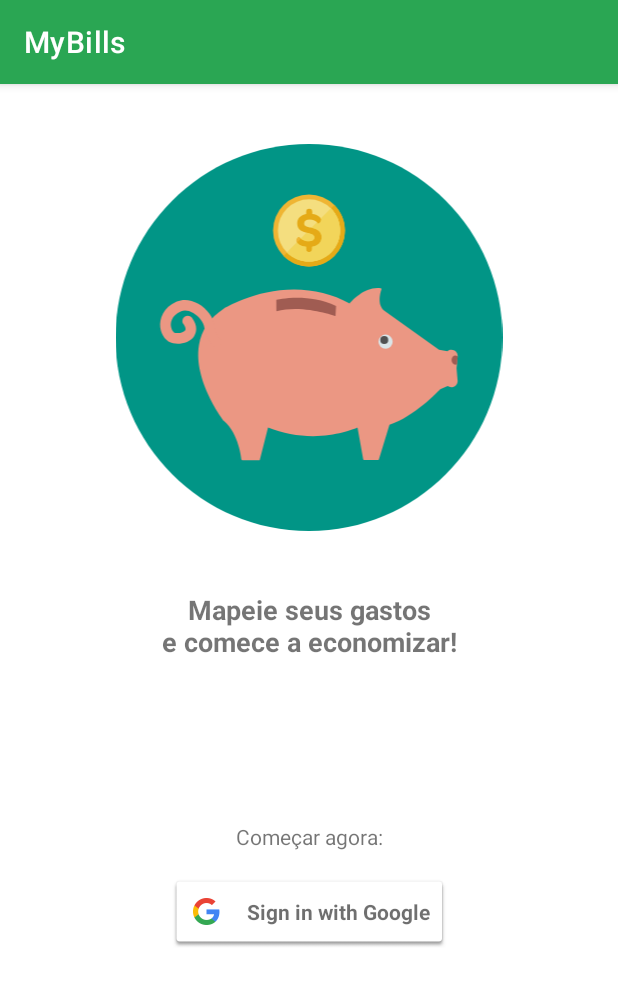
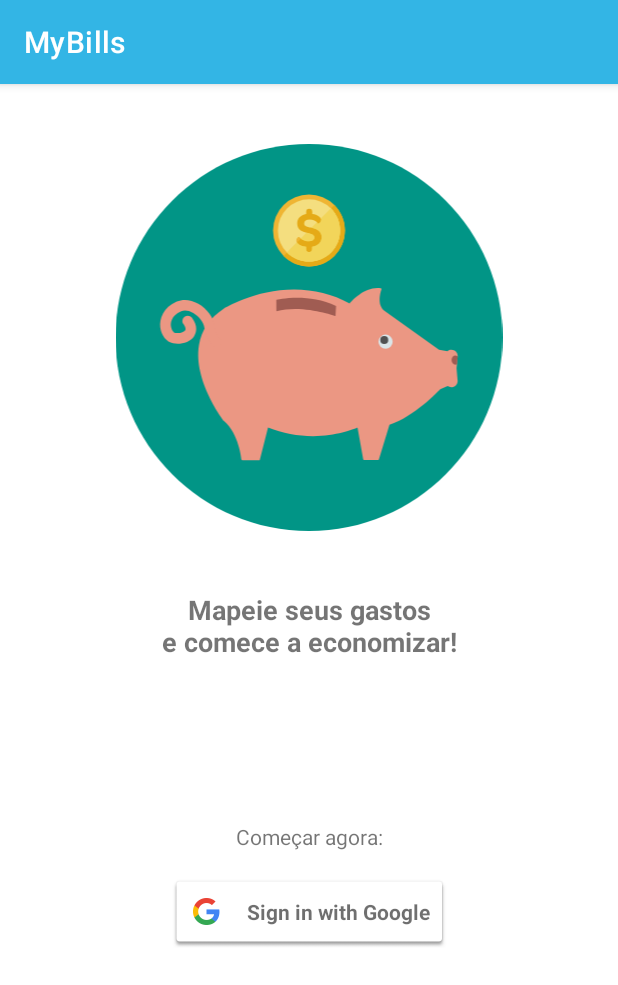
Before and after one commit to JuuhC/MyBills, an Android app: the screen it shows after launch (LoginActivity), on a phone screen of 412 x 824 dp. Shown: the top 985 px of the screen. Run offline under Robolectric (Android 15) with nearby library versions, the phone set to English and light mode, and no system bars; our stand-ins replace Firebase (no records; nobody signed in at launch, a user with empty details on screens opened directly), data binding.

Commit message:
Alterado tema do app para azul
porque verde estava estranho

```diff
--- a/app/src/main/res/drawable/ic_female_wallet.xml
+++ b/app/src/main/res/drawable/ic_female_wallet.xml
@@ -1,23 +1,23 @@
 <!--  Credits for https://roundicons.com/  -->
 <vector android:height="24dp" android:viewportHeight="496.2"
     android:viewportWidth="496.2" android:width="24dp" xmlns:android="http://schemas.android.com/apk/res/android">
-    <path android:fillColor="@color/dark_green" android:pathData="M496.2,248.1C496.2,111.1 385.1,0 248.1,0S0,111.1 0,248.1s111.1,248.1 248.1,248.1S496.2,385.1 496.2,248.1z"/>
-    <path android:fillColor="@color/light_yellow" android:pathData="M126.4,244.2l-19.2,-4.1c7.6,-13.4 2.1,-56.2 -0.4,-65.2l-0.3,-1l-0.1,-1.1c-0.6,-7.2 1.9,-14.3 6.8,-19.6s11.8,-8.3 19,-8.3h232c7.2,0 14.1,3 19,8.3s7.3,12.4 6.8,19.6l-0.1,1.1l-0.3,1c-3.7,13.4 -7.1,53.3 -0.4,65.2l-19.2,4.1c-12.5,-22.1 -4.2,-65.4 -2,-73.9c-0.1,-0.8 -0.4,-1.5 -1,-2.1c-0.7,-0.8 -1.7,-1.2 -2.7,-1.2H132.1c-1,0 -2,0.4 -2.7,1.2c-0.5,0.6 -0.9,1.3 -1,2.1C130.6,178.8 138.9,222.1 126.4,244.2z"/>
+    <path android:fillColor="@android:color/holo_blue_light" android:pathData="M496.2,248.1C496.2,111.1 385.1,0 248.1,0S0,111.1 0,248.1s111.1,248.1 248.1,248.1S496.2,385.1 496.2,248.1z"/>
+    <path android:fillColor="@color/salmon" android:pathData="M126.4,244.2l-19.2,-4.1c7.6,-13.4 2.1,-56.2 -0.4,-65.2l-0.3,-1l-0.1,-1.1c-0.6,-7.2 1.9,-14.3 6.8,-19.6s11.8,-8.3 19,-8.3h232c7.2,0 14.1,3 19,8.3s7.3,12.4 6.8,19.6l-0.1,1.1l-0.3,1c-3.7,13.4 -7.1,53.3 -0.4,65.2l-19.2,4.1c-12.5,-22.1 -4.2,-65.4 -2,-73.9c-0.1,-0.8 -0.4,-1.5 -1,-2.1c-0.7,-0.8 -1.7,-1.2 -2.7,-1.2H132.1c-1,0 -2,0.4 -2.7,1.2c-0.5,0.6 -0.9,1.3 -1,2.1C130.6,178.8 138.9,222.1 126.4,244.2z"/>
     <path android:fillColor="#FFFFFF" android:pathData="M416.6,284.1c-5.3,-23.8 -18.5,-29.6 -30.6,-49.1c-12.1,-19.6 -12.9,-56.9 -12.9,-56.9c0.3,-3.9 -1,-7.8 -3.7,-10.7s-6.4,-4.5 -10.4,-4.5H137.2c-3.9,0 -7.7,1.6 -10.4,4.5c-2.7,2.9 -4,6.8 -3.7,10.7c0,0 -0.8,37.3 -12.9,56.8c-12.1,19.6 -25.3,25.4 -30.6,49.2c-4.1,18.6 0.5,43.8 14.8,57.5c14.2,13.7 37.9,24.2 153.2,24.3l0,0c0.2,0 0.3,0 0.5,0c0.2,0 0.3,0 0.5,0l0,0c115.3,-0.1 139,-10.6 153.2,-24.3C416.1,327.9 420.7,302.6 416.6,284.1z"/>
-    <path android:fillColor="#FDBDD4" android:pathData="M147.2,261.9m-14.8,0a14.8,14.8 0,1 1,29.6 0a14.8,14.8 0,1 1,-29.6 0"/>
-    <path android:fillColor="#A7E2FF" android:pathData="M214.5,261.9m-14.8,0a14.8,14.8 0,1 1,29.6 0a14.8,14.8 0,1 1,-29.6 0"/>
-    <path android:fillColor="#A7E2FF" android:pathData="M281.7,261.9m-14.8,0a14.8,14.8 0,1 1,29.6 0a14.8,14.8 0,1 1,-29.6 0"/>
-    <path android:fillColor="#FDBDD4" android:pathData="M349,261.9m-14.8,0a14.8,14.8 0,1 1,29.6 0a14.8,14.8 0,1 1,-29.6 0"/>
-    <path android:fillColor="#A7E2FF" android:pathData="M113.5,305.8m-14.8,0a14.8,14.8 0,1 1,29.6 0a14.8,14.8 0,1 1,-29.6 0"/>
-    <path android:fillColor="#FDBDD4" android:pathData="M180.8,305.8m-14.8,0a14.8,14.8 0,1 1,29.6 0a14.8,14.8 0,1 1,-29.6 0"/>
-    <path android:fillColor="#A7E2FF" android:pathData="M248.1,305.8m-14.8,0a14.8,14.8 0,1 1,29.6 0a14.8,14.8 0,1 1,-29.6 0"/>
-    <path android:fillColor="#FDBDD4" android:pathData="M315.4,305.8m-14.8,0a14.8,14.8 0,1 1,29.6 0a14.8,14.8 0,1 1,-29.6 0"/>
-    <path android:fillColor="#A7E2FF" android:pathData="M382.7,305.8m-14.8,0a14.8,14.8 0,1 1,29.6 0a14.8,14.8 0,1 1,-29.6 0"/>
-    <path android:fillColor="#FDBDD4" android:pathData="M180.8,220.8m-14.8,0a14.8,14.8 0,1 1,29.6 0a14.8,14.8 0,1 1,-29.6 0"/>
-    <path android:fillColor="#A7E2FF" android:pathData="M248.1,220.8m-14.8,0a14.8,14.8 0,1 1,29.6 0a14.8,14.8 0,1 1,-29.6 0"/>
-    <path android:fillColor="#FDBDD4" android:pathData="M315.4,220.8m-14.8,0a14.8,14.8 0,1 1,29.6 0a14.8,14.8 0,1 1,-29.6 0"/>
-    <path android:fillColor="@color/light_yellow" android:pathData="M238.6,161.4c-2.4,0 -4.6,-1.4 -5.6,-3.7L217.5,121c-1.3,-3.1 0.1,-6.7 3.3,-8c3.1,-1.3 6.7,0.1 8,3.2l15.5,36.7c1.3,3.1 -0.1,6.7 -3.3,8C240.2,161.2 239.4,161.4 238.6,161.4z"/>
-    <path android:fillColor="@color/light_yellow" android:pathData="M205.7,117.6c0,-6.2 5.1,-11.3 11.3,-11.3s11.3,5.1 11.3,11.3c0,6.2 -5.1,11.3 -11.3,11.3C210.8,128.9 205.7,123.8 205.7,117.6z"/>
-    <path android:fillColor="@color/light_yellow" android:pathData="M253.2,161.4c-0.8,0 -1.6,-0.2 -2.4,-0.5c-3.1,-1.3 -4.6,-4.9 -3.2,-8l15.5,-36.7c1.3,-3.1 4.9,-4.6 8,-3.2c3.1,1.3 4.6,4.9 3.2,8l-15.5,36.7C257.9,160 255.6,161.4 253.2,161.4z"/>
-    <path android:fillColor="@color/light_yellow" android:pathData="M274.9,117.6m-11.3,0a11.3,11.3 0,1 1,22.6 0a11.3,11.3 0,1 1,-22.6 0"/>
+    <path android:fillColor="@color/light_yellow" android:pathData="M147.2,261.9m-14.8,0a14.8,14.8 0,1 1,29.6 0a14.8,14.8 0,1 1,-29.6 0"/>
+    <path android:fillColor="@color/light_yellow" android:pathData="M214.5,261.9m-14.8,0a14.8,14.8 0,1 1,29.6 0a14.8,14.8 0,1 1,-29.6 0"/>
+    <path android:fillColor="@color/light_yellow" android:pathData="M281.7,261.9m-14.8,0a14.8,14.8 0,1 1,29.6 0a14.8,14.8 0,1 1,-29.6 0"/>
+    <path android:fillColor="@color/light_yellow" android:pathData="M349,261.9m-14.8,0a14.8,14.8 0,1 1,29.6 0a14.8,14.8 0,1 1,-29.6 0"/>
+    <path android:fillColor="@color/light_yellow" android:pathData="M113.5,305.8m-14.8,0a14.8,14.8 0,1 1,29.6 0a14.8,14.8 0,1 1,-29.6 0"/>
+    <path android:fillColor="@color/light_yellow" android:pathData="M180.8,305.8m-14.8,0a14.8,14.8 0,1 1,29.6 0a14.8,14.8 0,1 1,-29.6 0"/>
+    <path android:fillColor="@color/light_yellow" android:pathData="M248.1,305.8m-14.8,0a14.8,14.8 0,1 1,29.6 0a14.8,14.8 0,1 1,-29.6 0"/>
+    <path android:fillColor="@color/light_yellow" android:pathData="M315.4,305.8m-14.8,0a14.8,14.8 0,1 1,29.6 0a14.8,14.8 0,1 1,-29.6 0"/>
+    <path android:fillColor="@color/light_yellow" android:pathData="M382.7,305.8m-14.8,0a14.8,14.8 0,1 1,29.6 0a14.8,14.8 0,1 1,-29.6 0"/>
+    <path android:fillColor="@color/light_yellow" android:pathData="M180.8,220.8m-14.8,0a14.8,14.8 0,1 1,29.6 0a14.8,14.8 0,1 1,-29.6 0"/>
+    <path android:fillColor="@color/light_yellow" android:pathData="M248.1,220.8m-14.8,0a14.8,14.8 0,1 1,29.6 0a14.8,14.8 0,1 1,-29.6 0"/>
+    <path android:fillColor="@color/light_yellow" android:pathData="M315.4,220.8m-14.8,0a14.8,14.8 0,1 1,29.6 0a14.8,14.8 0,1 1,-29.6 0"/>
+    <path android:fillColor="@color/salmon" android:pathData="M238.6,161.4c-2.4,0 -4.6,-1.4 -5.6,-3.7L217.5,121c-1.3,-3.1 0.1,-6.7 3.3,-8c3.1,-1.3 6.7,0.1 8,3.2l15.5,36.7c1.3,3.1 -0.1,6.7 -3.3,8C240.2,161.2 239.4,161.4 238.6,161.4z"/>
+    <path android:fillColor="@color/salmon" android:pathData="M205.7,117.6c0,-6.2 5.1,-11.3 11.3,-11.3s11.3,5.1 11.3,11.3c0,6.2 -5.1,11.3 -11.3,11.3C210.8,128.9 205.7,123.8 205.7,117.6z"/>
+    <path android:fillColor="@color/salmon" android:pathData="M253.2,161.4c-0.8,0 -1.6,-0.2 -2.4,-0.5c-3.1,-1.3 -4.6,-4.9 -3.2,-8l15.5,-36.7c1.3,-3.1 4.9,-4.6 8,-3.2c3.1,1.3 4.6,4.9 3.2,8l-15.5,36.7C257.9,160 255.6,161.4 253.2,161.4z"/>
+    <path android:fillColor="@color/salmon" android:pathData="M274.9,117.6m-11.3,0a11.3,11.3 0,1 1,22.6 0a11.3,11.3 0,1 1,-22.6 0"/>
 </vector>
--- a/app/src/main/res/layout/activity_main.xml
+++ b/app/src/main/res/layout/activity_main.xml
@@ -18,7 +18,7 @@
                 android:id="@+id/calendario"
                 android:layout_width="match_parent"
                 android:layout_height="50dp"
-                android:background="@color/light_green"
+                android:background="@android:color/holo_blue_light"
                 android:elevation="4dp"
                 app:layout_constraintEnd_toEndOf="parent"
                 app:layout_constraintStart_toStartOf="parent"
--- a/app/src/main/res/layout/item_conta.xml
+++ b/app/src/main/res/layout/item_conta.xml
@@ -36,7 +36,6 @@
             android:layout_height="wrap_content"
             android:textSize="16sp"
             android:textColor="@color/light_gray"
-            android:textStyle="bold"
             app:layout_constraintEnd_toEndOf="parent"
             app:layout_constraintTop_toTopOf="parent"
             app:layout_constraintBottom_toBottomOf="parent"
--- a/app/src/main/res/layout/item_despesa.xml
+++ b/app/src/main/res/layout/item_despesa.xml
@@ -31,7 +31,6 @@
             android:layout_weight="5"
             android:text="Nome"
             android:textSize="16sp"
-            android:textStyle="bold"
             app:layout_constraintEnd_toStartOf="@+id/item_valor"
             app:layout_constraintStart_toEndOf="@id/item_simbolo"
             app:layout_constraintTop_toTopOf="parent" />
@@ -67,7 +66,6 @@
             android:gravity="end"
             android:text="R$ 0,00"
             android:textSize="16sp"
-            android:textStyle="bold"
             app:layout_constraintEnd_toStartOf="@id/item_efetuado"
             app:layout_constraintTop_toTopOf="parent" />
 
--- a/app/src/main/res/layout/item_receita.xml
+++ b/app/src/main/res/layout/item_receita.xml
@@ -31,7 +31,6 @@
             android:layout_marginStart="16dp"
             android:text="Nome"
             android:textSize="16sp"
-            android:textStyle="bold"
             android:textColor="@color/dark_green"
             app:layout_constraintEnd_toStartOf="@+id/item_valor"
             app:layout_constraintStart_toEndOf="@id/item_simbolo"
@@ -70,7 +69,6 @@
             android:gravity="end"
             android:text="R$ 0,00"
             android:textSize="16sp"
-            android:textStyle="bold"
             android:textColor="@color/dark_green"
             app:layout_constraintEnd_toStartOf="@id/item_efetuado"
             app:layout_constraintTop_toTopOf="parent" />
--- a/app/src/main/res/values/colors.xml
+++ b/app/src/main/res/values/colors.xml
@@ -15,4 +15,5 @@
     <color name="light_gray">#808080</color>
     <color name="colorPink">#F866A1</color>
     <color name="colorPinkDark">#C64D7E</color>
+    <color name="salmon">#FD9696</color>
 </resources>
--- a/app/src/main/res/values/themes.xml
+++ b/app/src/main/res/values/themes.xml
@@ -2,8 +2,8 @@
     <!-- Base application theme. -->
     <style name="Theme.MyBills" parent="Theme.MaterialComponents.DayNight.DarkActionBar">
         <!-- Primary brand color. -->
-        <item name="colorPrimary">@color/light_green</item>
-        <item name="colorPrimaryVariant">@color/dark_green</item>
+        <item name="colorPrimary">@android:color/holo_blue_light</item>
+        <item name="colorPrimaryVariant">@android:color/holo_blue_dark</item>
         <item name="colorOnPrimary">@color/white</item>
         <!-- Secondary brand color. -->
         <item name="colorSecondary">@color/light_yellow</item>
```
